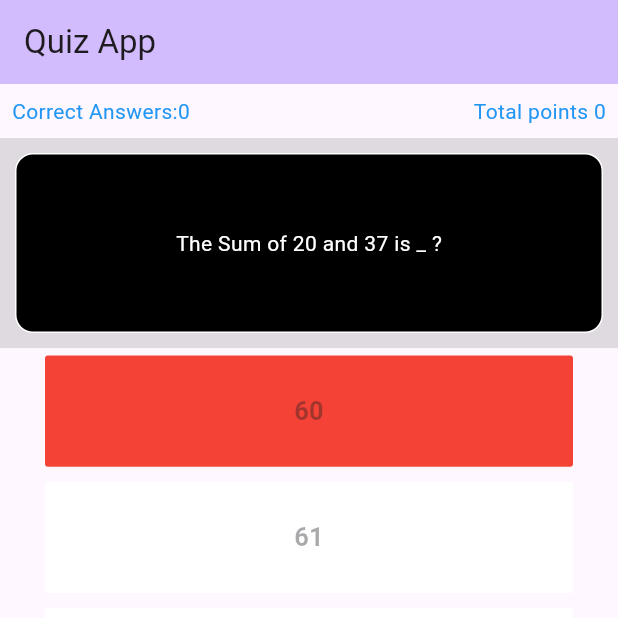
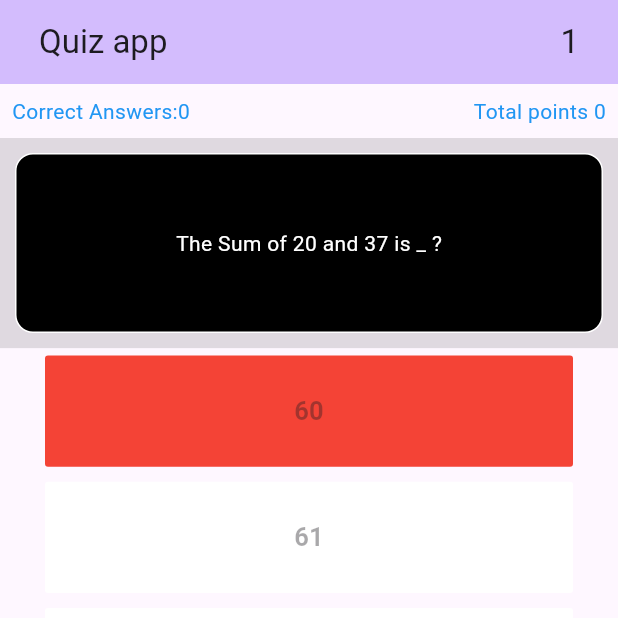
Before and after one commit to harshitpandey-bit/Flutter_Quiz_UI, a Flutter app: the screen it shows after launch, after a tap on an icon or button, on a phone screen of 412 x 824 dp, the top half of it. Run offline on Flutter 3.47's test engine with Material 3 defaults, Android fonts, the phone set to English and light mode, and no system bars.

```diff
--- a/lib/main.dart
+++ b/lib/main.dart
@@ -1,11 +1,14 @@
 import 'package:flutter/material.dart';
 import 'package:quiz_app/random_number_generator.dart';
 import 'package:quiz_app/random_options.dart';
+import 'dart:async';
+
+import 'package:quiz_app/scoreboard_page.dart';
 
 void main() {
   runApp(const MyApp());
 }
-
+final RouteObserver<ModalRoute<void>> routerObserver = RouteObserver<ModalRoute<void>>();
 class MyApp extends StatelessWidget {
   const MyApp({super.key});
 
@@ -20,6 +23,7 @@ class MyApp extends StatelessWidget {
         useMaterial3: true,
       ),
       home: const MyHomePage(title: 'Quiz App'),
+      navigatorObservers: [routerObserver],
     );
   }
 }
@@ -33,7 +37,7 @@ class MyHomePage extends StatefulWidget {
   State<MyHomePage> createState() => _MyHomePageState();
 }
 
-class _MyHomePageState extends State<MyHomePage> {
+class _MyHomePageState extends State<MyHomePage> with RouteAware {
   late int num1;
   late int num2;
   late int sum;
@@ -41,14 +45,52 @@ class _MyHomePageState extends State<MyHomePage> {
   List<bool?> isColor = [null, null, null, null];
   RandomNumberGenerator randomNumberGenerator = RandomNumberGenerator();
   bool isButtonEnabled = true;
-  int correctAnswers =0;
+  int correctAnswers = 0;
   int totalPoints = 0;
-
+  int time = 10;
+  Timer? timer;
   @override
   void initState() {
     // TODO: implement initState
     super.initState();
     _generateOptions();
+    Time();
+
+  }
+
+@override
+void didChangeDependencies(){
+    super.didChangeDependencies();
+    routerObserver.subscribe(this, ModalRoute.of(context)! );
+}
+  @override
+  void dispose() {
+    routerObserver.unsubscribe(this);
+    timer?.cancel();
+    super.dispose();
+  }
+@override
+void didPopNext(){
+    setState(() {
+      time=10;
+    });
+    Time();
+}
+
+
+  void Time() {
+    timer?.cancel();
+    timer = Timer.periodic(Duration(seconds: 1), (Timer t) {
+      setState(() {
+        time--;
+      });
+
+      if (time == 0) {
+        timer?.cancel();
+       Navigator.push(context,MaterialPageRoute(builder: (context) => ScoreboardPage(),) );
+
+      }
+    });
   }
 
   void _generateOptions() {
@@ -69,13 +111,12 @@ class _MyHomePageState extends State<MyHomePage> {
   }
 
   bool validateSum(int option) {
-    if(sum == option){
+    if (sum == option) {
       correctAnswers++;
-      totalPoints=correctAnswers;
+      totalPoints = correctAnswers;
       return true;
     }
     return false;
-
   }
 
   @override
@@ -83,7 +124,11 @@ class _MyHomePageState extends State<MyHomePage> {
     return Scaffold(
       appBar: AppBar(
         backgroundColor: Theme.of(context).colorScheme.inversePrimary,
-        title: Text(widget.title),
+        title: Padding(padding: EdgeInsets.symmetric(horizontal: 10),
+        child:Row(
+          mainAxisAlignment: MainAxisAlignment.spaceBetween,
+          children: [Text("Quiz app"),Text("$time")],
+        )),
       ),
       body: Center(
         child: Column(
@@ -94,8 +139,12 @@ class _MyHomePageState extends State<MyHomePage> {
               child: Row(
                 mainAxisAlignment: MainAxisAlignment.spaceBetween,
                 children: [
-                  Text("Correct Answers:$correctAnswers",style: TextStyle(color:Colors.blue),),
-                  Text("Total points $totalPoints",style: TextStyle(color:Colors.blue))
+                  Text(
+                    "Correct Answers:$correctAnswers",
+                    style: TextStyle(color: Colors.blue),
+                  ),
+                  Text("Total points $totalPoints",
+                      style: TextStyle(color: Colors.blue))
                 ],
               ),
             ),
@@ -114,51 +163,55 @@ class _MyHomePageState extends State<MyHomePage> {
                   child: Text("The Sum of $num1 and $num2 is _ ?",
                       style: const TextStyle(color: Colors.white))),
             ),
-
             Expanded(
               child: ListView.builder(
                   itemCount: randomOptions.length,
                   itemBuilder: (context, index) {
                     int option = randomOptions[index];
                     return Container(
-                        height: MediaQuery.of(context).size.height*0.09,
+                      height: MediaQuery.of(context).size.height * 0.09,
                       padding: EdgeInsets.symmetric(horizontal: 30),
                       margin: EdgeInsets.symmetric(vertical: 5),
                       child: ElevatedButton(
-
                           style: ButtonStyle(
-                                shape:WidgetStateProperty.all<RoundedRectangleBorder>(
+                              shape: WidgetStateProperty.all<
+                                      RoundedRectangleBorder>(
                                   RoundedRectangleBorder(
-                                        borderRadius: BorderRadius.circular(2)
-                                    )
-                                ),
+                                      borderRadius: BorderRadius.circular(2))),
                               backgroundColor: validateColor(isColor[index])),
-                            onPressed:isButtonEnabled?() {
+                          onPressed: isButtonEnabled
+                              ? () {
                                   setState(() {
-
-                                isColor[index] = validateSum(option) ? true : false;
+                                    isColor[index] =
+                                        validateSum(option) ? true : false;
                                     isButtonEnabled = false;
                                   });
-                            }:null,
-                            child: Text("$option",style: TextStyle(fontSize: 17,fontWeight: FontWeight.bold),)),
+                                }
+                              : null,
+                          child: Text(
+                            "$option",
+                            style: TextStyle(
+                                fontSize: 17, fontWeight: FontWeight.bold),
+                          )),
                     );
                   }),
             ),
-
           ],
         ),
       ),
-      floatingActionButton: !isButtonEnabled? ElevatedButton(
-        child:Icon(Icons.navigate_next_rounded),
+      floatingActionButton: !isButtonEnabled
+          ? ElevatedButton(
+              child: Icon(Icons.navigate_next_rounded),
               onPressed: () {
                 _generateQuestion();
               },
-      ):null,
+            )
+          : null,
       // This trailing comma makes auto-formatting nicer for build methods.
     );
   }
 
-  @override
+
   WidgetStateProperty<Color?>? validateColor(bool? color) {
     if (color != null) {
       if (color) {
```
Also changed, not shown: lib/scoreboard_page.dart (added, +21 -0 lines). Lines whose indentation alone changed are shown as unchanged.
